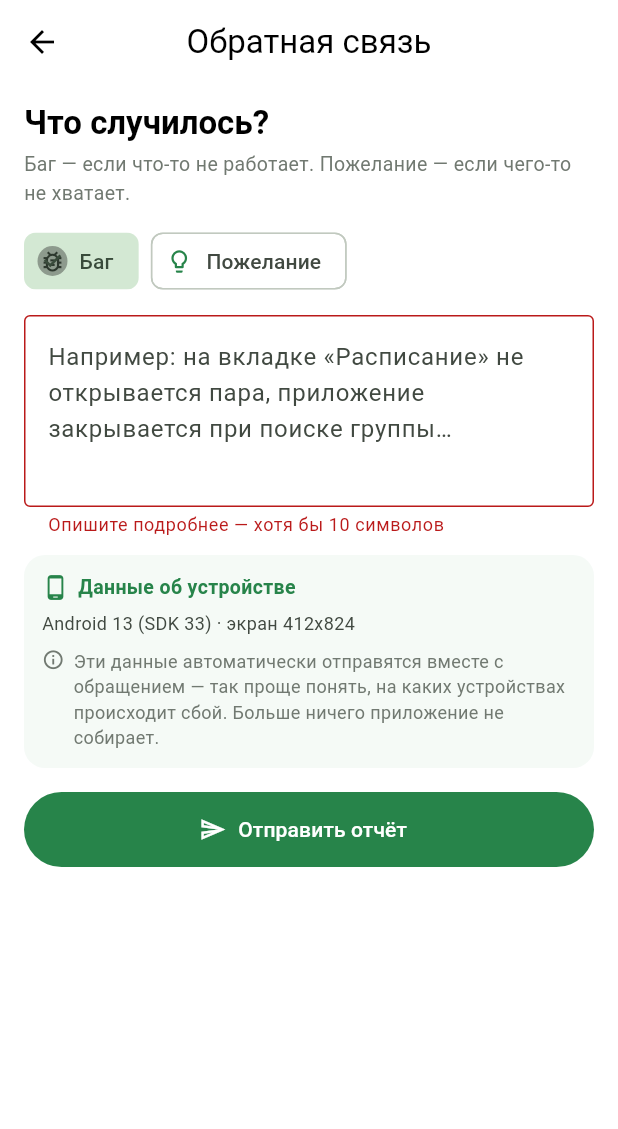
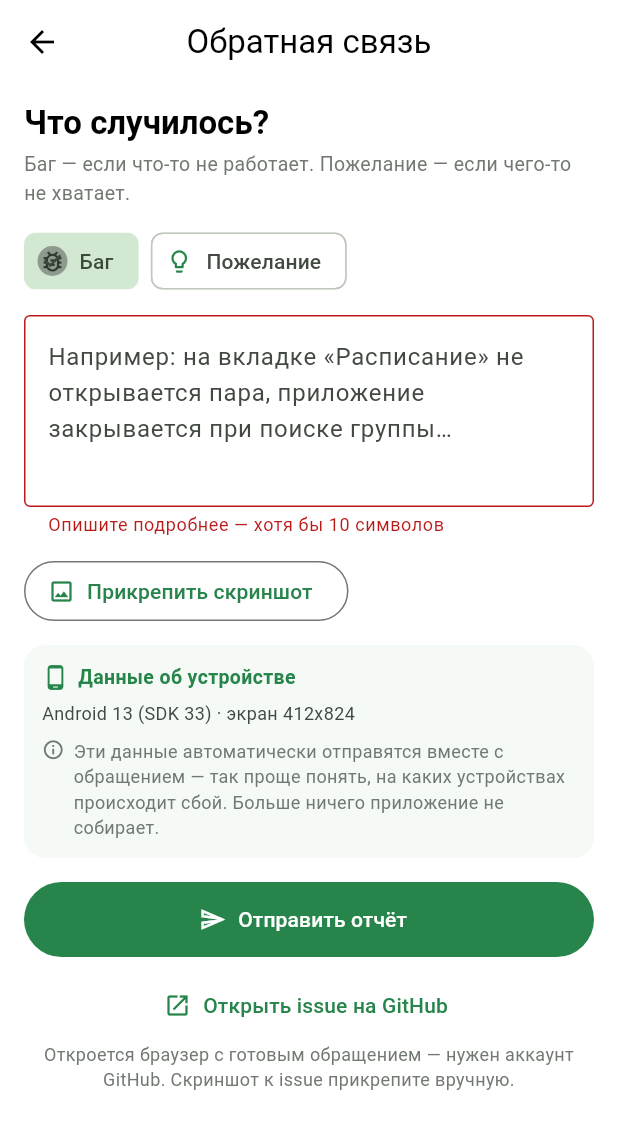
Before and after one commit to Glitched-Developers/medusa, a Flutter app: the ReportsScreenView screen opened directly, after a tap on "Отправить отчёт", on a phone screen of 412 x 824 dp. Shown: the top 1129 px of the screen. Run offline on Flutter 3.47's test engine with Material 3 defaults, Android fonts, the phone set to English and light mode, and no system bars; our stand-ins replace device_info_plus, flex_color_scheme, flutter_local_notifications, flutter_svg, flutter_timezone, image_picker and 4 more; accounts and stored records are empty; network calls fail.

Commit message:
review: screenshot attach + GitHub issues for bug reports, API contract

```diff
--- a/lib/controllers/bug_reports_controller.dart
+++ b/lib/controllers/bug_reports_controller.dart
@@ -9,10 +9,8 @@ import '../services/device_info_service.dart';
 /// Каждое обращение сохраняется на телефоне вместе с моделью устройства,
 /// версией Android и меткой сборки — по ним видно, где именно не сложилось.
 class BugReportsController extends ChangeNotifier {
-  BugReportsController(
-    this._service, {
-    DeviceInfoService? deviceInfo,
-  }) : _deviceInfo = deviceInfo ?? DeviceInfoService() {
+  BugReportsController(this._service, {DeviceInfoService? deviceInfo})
+    : _deviceInfo = deviceInfo ?? DeviceInfoService() {
     _load();
   }
 
@@ -39,6 +37,7 @@ class BugReportsController extends ChangeNotifier {
     required ReportKind kind,
     required String text,
     String screen = '',
+    String? screenshotPath,
   }) async {
     final device = await _deviceInfo.collect(screen: screen);
     final report = BugReport(
@@ -47,6 +46,7 @@ class BugReportsController extends ChangeNotifier {
       text: text.trim(),
       createdAt: DateTime.now(),
       device: device,
+      screenshotPath: screenshotPath,
     );
     _reports = <BugReport>[report, ..._reports];
     await _service.save(_reports);
@@ -56,9 +56,13 @@ class BugReportsController extends ChangeNotifier {
 
   /// Пользователь отправил обращение — помечаем, чтобы это было видно.
   Future<void> markSent(String id) async {
-    _reports = _reports
-        .map((report) => report.id == id ? report.copyWith(sent: true) : report)
-        .toList();
+    _reports =
+        _reports
+            .map(
+              (report) =>
+                  report.id == id ? report.copyWith(sent: true) : report,
+            )
+            .toList();
     await _service.save(_reports);
     notifyListeners();
   }
--- a/lib/models/bug_report.dart
+++ b/lib/models/bug_report.dart
@@ -79,6 +79,7 @@ class BugReport {
     required this.createdAt,
     required this.device,
     this.sent = false,
+    this.screenshotPath,
   });
 
   final String id;
@@ -87,22 +88,28 @@ class BugReport {
   final DateTime createdAt;
   final DeviceInfo device;
 
+  /// Путь к скриншоту, который пользователь приложил к обращению.
+  /// Файл живёт в кеше приложения — при отправке он уходит вместе с текстом.
+  final String? screenshotPath;
+
   /// Пользователь отправил обращение (скопировал/поделился).
   final bool sent;
 
-  BugReport copyWith({bool? sent}) => BugReport(
+  BugReport copyWith({bool? sent, String? screenshotPath}) => BugReport(
     id: id,
     kind: kind,
     text: text,
     createdAt: createdAt,
     device: device,
     sent: sent ?? this.sent,
+    screenshotPath: screenshotPath ?? this.screenshotPath,
   );
 
   /// Текст для «Поделиться» / буфера обмена.
   String asMessage() {
     String two(int v) => v.toString().padLeft(2, '0');
-    final at = '${two(createdAt.day)}.${two(createdAt.month)}.'
+    final at =
+        '${two(createdAt.day)}.${two(createdAt.month)}.'
         '${createdAt.year} ${two(createdAt.hour)}:${two(createdAt.minute)}';
     return 'Медузка — ${kind.label}\n'
         'Дата: $at\n'
@@ -117,6 +124,7 @@ class BugReport {
     'createdAt': createdAt.toIso8601String(),
     'device': device.toJson(),
     'sent': sent,
+    if (screenshotPath != null) 'screenshotPath': screenshotPath,
   };
 
   factory BugReport.fromJson(Map<String, dynamic> json) => BugReport(
@@ -125,10 +133,16 @@ class BugReport {
     text: '${json['text'] ?? ''}',
     createdAt:
         DateTime.tryParse('${json['createdAt'] ?? ''}') ?? DateTime.now(),
-        device: json['device'] is Map
+    device:
+        json['device'] is Map
             ? DeviceInfo.fromJson(
-                Map<String, dynamic>.from(json['device'] as Map))
+              Map<String, dynamic>.from(json['device'] as Map),
+            )
             : DeviceInfo.unknown,
     sent: json['sent'] == true,
+    screenshotPath:
+        (json['screenshotPath'] as String?)?.trim().isEmpty ?? true
+            ? null
+            : (json['screenshotPath'] as String).trim(),
   );
 }
--- a/lib/view/screens/reports_screen_view.dart
+++ b/lib/view/screens/reports_screen_view.dart
@@ -1,7 +1,11 @@
+import 'dart:io';
+
 import 'package:flutter/material.dart';
 import 'package:flutter/services.dart';
+import 'package:image_picker/image_picker.dart';
 import 'package:provider/provider.dart';
 import 'package:share_plus/share_plus.dart';
+import 'package:url_launcher/url_launcher.dart';
 
 import '../../controllers/bug_reports_controller.dart';
 import '../../models/bug_report.dart';
@@ -28,6 +32,7 @@ class _ReportsScreenViewState extends State<ReportsScreenView> {
   String? _error;
   bool _sending = false;
   DeviceInfo? _device;
+  XFile? _screenshot;
 
   @override
   void initState() {
@@ -52,7 +57,7 @@ class _ReportsScreenViewState extends State<ReportsScreenView> {
     return '${size.width.round()}x${size.height.round()}';
   }
 
-  Future<void> _submit() async {
+  Future<void> _submit({bool viaGithub = false}) async {
     final text = _text.text.trim();
     if (text.length < 10) {
       setState(() => _error = 'Опишите подробнее — хотя бы 10 символов');
@@ -69,28 +74,60 @@ class _ReportsScreenViewState extends State<ReportsScreenView> {
     });
 
     final controller = context.read<BugReportsController>();
+    final shot = _screenshot?.path;
     final report = await controller.submit(
       kind: _kind,
       text: text,
       screen: _screen,
+      screenshotPath: shot != null && File(shot).existsSync() ? shot : null,
     );
     if (!mounted) return;
 
     _text.clear();
-    setState(() => _sending = false);
+    setState(() {
+      _sending = false;
+      _screenshot = null;
+    });
     FocusScope.of(context).unfocus();
 
+    if (viaGithub) {
+      await _openGithub(report);
+    } else {
       await _share(report, controller);
+    }
+  }
+
+  /// Приложить скриншот из галереи: пользователь делает снимок экрана
+  /// штатными средствами телефона и добавляет его к обращению.
+  Future<void> _pickScreenshot() async {
+    try {
+      final picked = await ImagePicker().pickImage(
+        source: ImageSource.gallery,
+        maxWidth: 1600,
+        imageQuality: 85,
+      );
+      if (picked == null || !mounted) return;
+      setState(() => _screenshot = picked);
+    } catch (_) {
+      if (!mounted) return;
+      setState(() => _error = 'Не удалось открыть галерею');
+    }
   }
 
   /// Отправить обращение: системное «Поделиться» (Telegram, почта, …).
   /// Если поделиться не получилось — копируем текст в буфер.
   Future<void> _share(BugReport report, BugReportsController controller) async {
+    final shot = report.screenshotPath;
+    final files =
+        shot != null && File(shot).existsSync()
+            ? <XFile>[XFile(shot)]
+            : const <XFile>[];
     try {
       await SharePlus.instance.share(
         ShareParams(
           text: report.asMessage(),
           subject: 'Медузка — ${report.kind.label}',
+          files: files,
         ),
       );
       await controller.markSent(report.id);
@@ -102,6 +139,39 @@ class _ReportsScreenViewState extends State<ReportsScreenView> {
       const SnackBar(
         content: Text('Обращение сохранено — его видно в «Мои обращения»'),
         duration: Duration(seconds: 2),
+      ),
+    );
+  }
+
+  /// Открыть готовое issue в GitHub: текст и данные устройства уже
+  /// подставлены, остаётся проверить и нажать «Submit new issue».
+  Future<void> _openGithub(BugReport report) async {
+    final kind = report.kind == ReportKind.bug ? 'Баг' : 'Пожелание';
+    final firstLine = report.text.split('\n').first.trim();
+    final short =
+        firstLine.length > 64 ? '${firstLine.substring(0, 61)}…' : firstLine;
+    final uri = Uri.https(
+      'github.com',
+      '/Glitched-Developers/medusa/issues/new',
+      <String, String>{
+        'title': '$kind: $short',
+        'body':
+            '${report.asMessage()}\n\n---\n'
+            'Отправлено из приложения «Медузка».',
+        'labels': report.kind == ReportKind.bug ? 'bug' : 'enhancement',
+      },
+    );
+
+    final opened = await launchUrl(uri, mode: LaunchMode.externalApplication);
+    if (!mounted) return;
+    ScaffoldMessenger.of(context).showSnackBar(
+      SnackBar(
+        content: Text(
+          opened
+              ? 'Открыли GitHub — проверьте текст и отправьте issue'
+              : 'Не удалось открыть браузер — обращение сохранено',
+        ),
+        duration: const Duration(seconds: 3),
       ),
     );
   }
@@ -123,19 +193,15 @@ class _ReportsScreenViewState extends State<ReportsScreenView> {
     final controller = context.watch<BugReportsController>();
 
     return Scaffold(
-      appBar: AppBar(
-        title: const Text('Обратная связь'),
-        centerTitle: true,
-      ),
+      appBar: AppBar(title: const Text('Обратная связь'), centerTitle: true),
       body: ListView(
         padding: const EdgeInsets.fromLTRB(16, 12, 16, 24),
         children: [
           Text(
             'Что случилось?',
-            style: Theme.of(context)
-                .textTheme
-                .titleLarge
-                ?.copyWith(fontWeight: FontWeight.bold),
+            style: Theme.of(
+              context,
+            ).textTheme.titleLarge?.copyWith(fontWeight: FontWeight.bold),
           ),
           const SizedBox(height: 4),
           Text(
@@ -168,7 +234,8 @@ class _ReportsScreenViewState extends State<ReportsScreenView> {
             maxLines: 8,
             textCapitalization: TextCapitalization.sentences,
             decoration: InputDecoration(
-              hintText: _kind == ReportKind.bug
+              hintText:
+                  _kind == ReportKind.bug
                       ? 'Например: на вкладке «Расписание» не открывается пара, '
                           'приложение закрывается при поиске группы…'
                       : 'Например: хочу видеть расписание звонков и напоминание '
@@ -182,9 +249,48 @@ class _ReportsScreenViewState extends State<ReportsScreenView> {
             },
           ),
           const SizedBox(height: 12),
-          _DeviceCard(device: _device ?? (controller.reports.isEmpty
+          Wrap(
+            spacing: 10,
+            runSpacing: 8,
+            crossAxisAlignment: WrapCrossAlignment.center,
+            children: [
+              OutlinedButton.icon(
+                onPressed: _sending ? null : _pickScreenshot,
+                icon: const Icon(Icons.image_outlined, size: 18),
+                label: Text(
+                  _screenshot == null
+                      ? 'Прикрепить скриншот'
+                      : 'Заменить скриншот',
+                ),
+              ),
+              if (_screenshot != null) ...[
+                ClipRRect(
+                  borderRadius: BorderRadius.circular(10),
+                  child: Image.file(
+                    File(_screenshot!.path),
+                    width: 48,
+                    height: 48,
+                    fit: BoxFit.cover,
+                    errorBuilder: (_, __, ___) => const SizedBox.shrink(),
+                  ),
+                ),
+                IconButton(
+                  tooltip: 'Убрать скриншот',
+                  visualDensity: VisualDensity.compact,
+                  onPressed: () => setState(() => _screenshot = null),
+                  icon: const Icon(Icons.close, size: 18),
+                ),
+              ],
+            ],
+          ),
+          const SizedBox(height: 12),
+          _DeviceCard(
+            device:
+                _device ??
+                (controller.reports.isEmpty
                     ? null
-              : controller.reports.first.device)),
+                    : controller.reports.first.device),
+          ),
           const SizedBox(height: 16),
           SizedBox(
             width: double.infinity,
@@ -192,8 +298,9 @@ class _ReportsScreenViewState extends State<ReportsScreenView> {
             child: RippleTap(
               borderRadius: 25,
               child: FilledButton.icon(
-                onPressed: _sending ? null : _submit,
-                icon: _sending
+                onPressed: _sending ? null : () => _submit(),
+                icon:
+                    _sending
                         ? const SizedBox(
                           width: 18,
                           height: 18,
@@ -204,16 +311,27 @@ class _ReportsScreenViewState extends State<ReportsScreenView> {
               ),
             ),
           ),
+          const SizedBox(height: 8),
+          TextButton.icon(
+            onPressed: _sending ? null : () => _submit(viaGithub: true),
+            icon: const Icon(Icons.open_in_new, size: 18),
+            label: const Text('Открыть issue на GitHub'),
+          ),
+          Text(
+            'Откроется браузер с готовым обращением — нужен аккаунт GitHub. '
+            'Скриншот к issue прикрепите вручную.',
+            textAlign: TextAlign.center,
+            style: TextStyle(fontSize: 12, color: scheme.outline),
+          ),
           const SizedBox(height: 24),
           if (controller.reports.isNotEmpty) ...[
             Row(
               children: [
                 Text(
                   'Мои обращения',
-                  style: Theme.of(context)
-                      .textTheme
-                      .titleMedium
-                      ?.copyWith(fontWeight: FontWeight.w600),
+                  style: Theme.of(context).textTheme.titleMedium?.copyWith(
+                    fontWeight: FontWeight.w600,
+                  ),
                 ),
                 const Spacer(),
                 Text(
@@ -227,9 +345,9 @@ class _ReportsScreenViewState extends State<ReportsScreenView> {
               _ReportCard(
                 report: report,
                 onCopy: () => _copy(report),
-                onDelete: () => context
-                    .read<BugReportsController>()
-                    .remove(report.id),
+                onDelete:
+                    () =>
+                        context.read<BugReportsController>().remove(report.id),
               ),
           ],
         ],
@@ -336,7 +454,8 @@ class _ReportCard extends StatelessWidget {
                   ? Icons.bug_report_outlined
                   : Icons.lightbulb_outline,
               size: 18,
-              color: report.kind == ReportKind.bug
+              color:
+                  report.kind == ReportKind.bug
                       ? scheme.error
                       : BsuColors.green,
             ),
--- a/pubspec.yaml
+++ b/pubspec.yaml
@@ -24,6 +24,7 @@ dependencies:
   vector_graphics: ^1.1.18
   html: ^0.15.4
   url_launcher: ^6.3.1
+  image_picker: ^1.1.2
   flutter_local_notifications: ^19.4.2
   timezone: ^0.10.1
   flutter_timezone: ^4.1.1
```
Also changed, not shown: pubspec.lock, 3 other files. Lines whose indentation alone changed are shown as unchanged.
